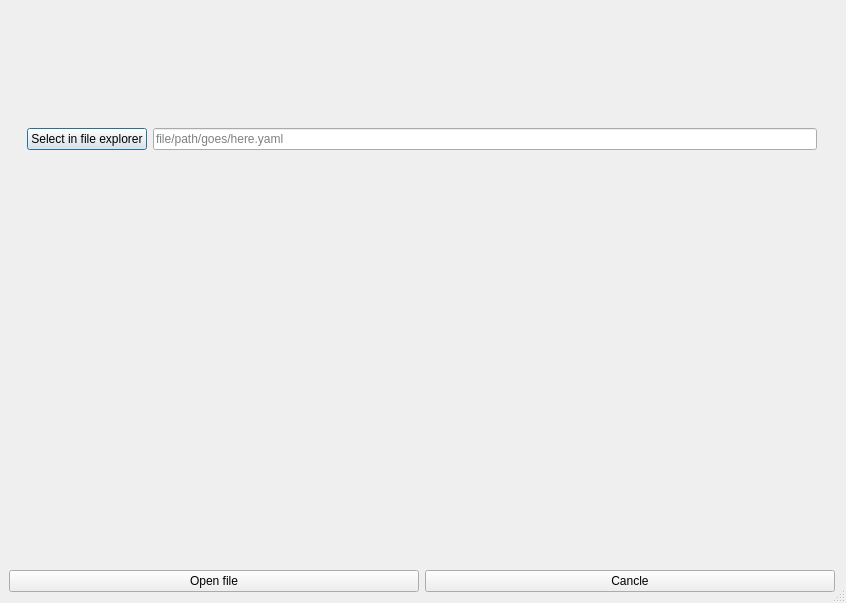
The window that qt/configuration_window/openconstraintfiledialog.ui (Adorno-Lab/robot_constraint_editor) describes before a commit, drawn with Qt 5.
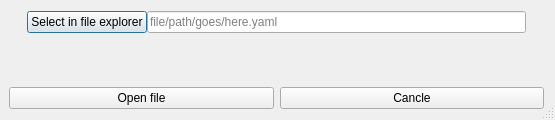
The same window after the commit. Icons and pictures are not drawn.

Commit message: [CMakeLists.txt, mainwindow.h, mainwindow.ui, openconstraintfiledialog.cpp, openconstraintfiledialog.h, openconstraintfiledialog.ui, mainwindow.cpp] Updated CMakeLists.txt to add in constraint editor dependencies. Added signal-slot connection between open-file dialog and Main window to pass validated file path. Minor visual changes to open-file dialog. Added label updates in main window on file select and fixed label overrun issues.Added disabling of main window while open-file dialog is open.

```diff
--- a/qt/configuration_window/openconstraintfiledialog.ui
+++ b/qt/configuration_window/openconstraintfiledialog.ui
@@ -6,8 +6,8 @@
    <rect>
     <x>0</x>
     <y>0</y>
-    <width>846</width>
-    <height>603</height>
+    <width>555</width>
+    <height>120</height>
    </rect>
   </property>
   <property name="sizePolicy">
@@ -22,6 +22,12 @@
     <height>120</height>
    </size>
   </property>
+  <property name="maximumSize">
+   <size>
+    <width>16777215</width>
+    <height>120</height>
+   </size>
+  </property>
   <property name="windowTitle">
    <string>Open Constraint File</string>
   </property>
@@ -29,6 +35,9 @@
    <bool>true</bool>
   </property>
   <layout class="QVBoxLayout" name="verticalLayout">
+   <property name="spacing">
+    <number>0</number>
+   </property>
    <property name="sizeConstraint">
     <enum>QLayout::SizeConstraint::SetDefaultConstraint</enum>
    </property>
@@ -47,6 +56,9 @@
       </sizepolicy>
      </property>
      <layout class="QVBoxLayout" name="verticalLayout_2">
+      <property name="spacing">
+       <number>0</number>
+      </property>
       <property name="sizeConstraint">
        <enum>QLayout::SizeConstraint::SetDefaultConstraint</enum>
       </property>
@@ -59,6 +71,12 @@
       <item>
        <widget class="QWidget" name="widget" native="true">
         <layout class="QHBoxLayout" name="horizontalLayout">
+         <property name="spacing">
+          <number>0</number>
+         </property>
+         <property name="sizeConstraint">
+          <enum>QLayout::SizeConstraint::SetDefaultConstraint</enum>
+         </property>
          <property name="topMargin">
           <number>0</number>
          </property>
```
The commit also changes 6 other files.
